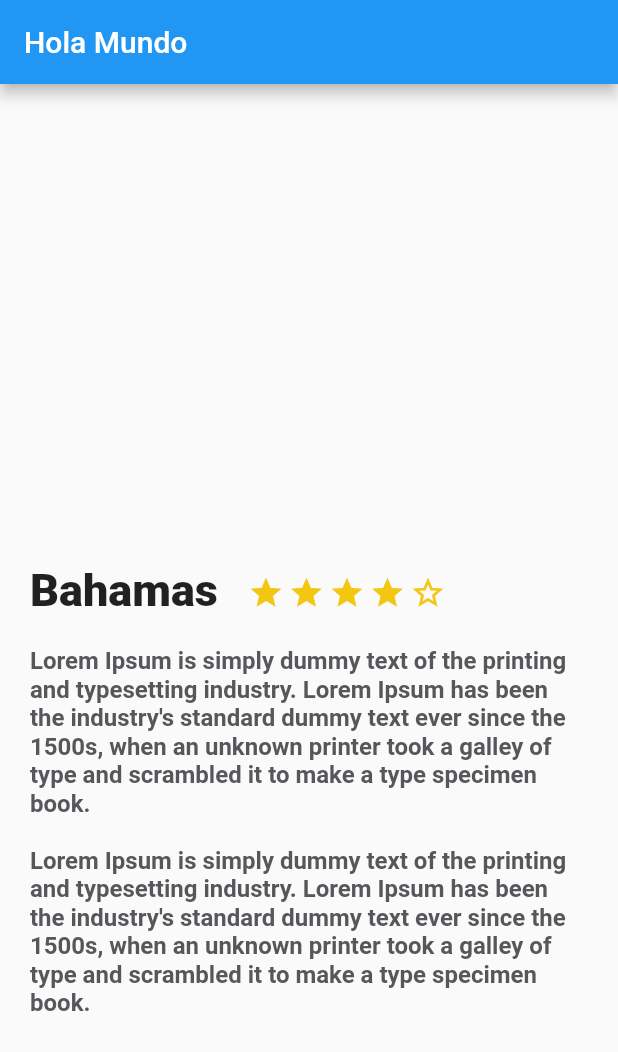
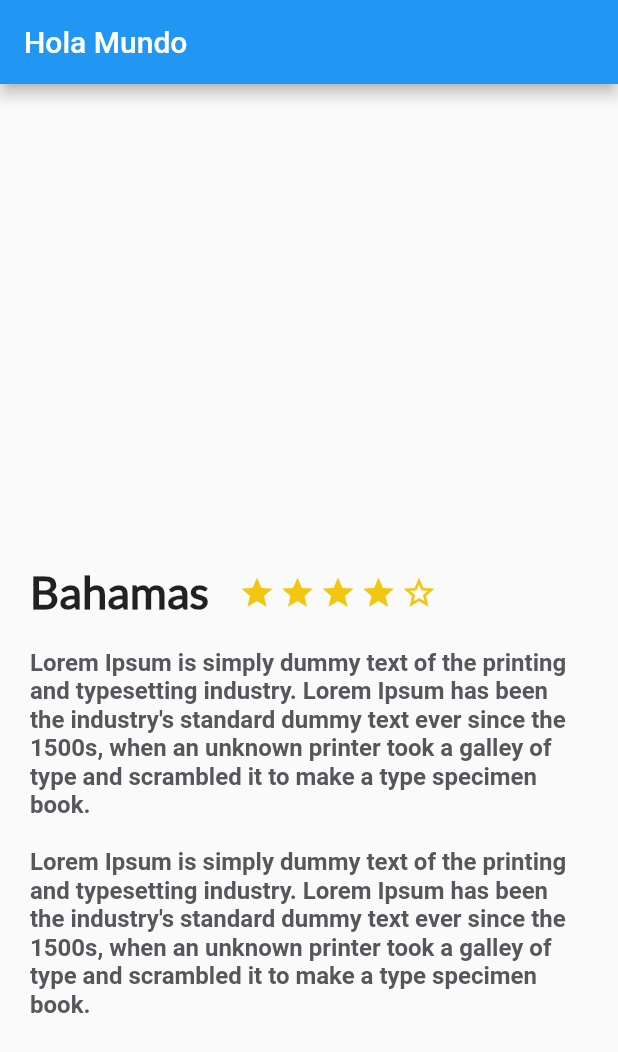
Before and after one commit to mpita/trips_app, a Flutter app: the screen it shows after launch, on a phone screen of 412 x 824 dp. Shown: the top 1052 px of the screen. Run offline on Flutter 3.47's test engine with Material 2 defaults, Android fonts, the phone set to English and light mode, and no system bars.

Commit message:
Tipografías y Google Fonts

```diff
--- a/lib/description_place.dart
+++ b/lib/description_place.dart
@@ -72,6 +72,7 @@ class DescriptionPlace extends StatelessWidget {
           child: Text(
             namePlace,
             style: TextStyle(
+              fontFamily: "Lato",
               fontSize: 30.0,
               fontWeight: FontWeight.w900
             ),
--- a/pubspec.yaml
+++ b/pubspec.yaml
@@ -70,3 +70,7 @@ flutter:
   #
   # For details regarding fonts from package dependencies,
   # see https://flutter.dev/custom-fonts/#from-packages
+  fonts:
+    - family: Lato
+      fonts:
+        - asset: fonts/Lato-Regular.ttf
```
Also changed, not shown: fonts/Lato-Regular.ttf (added).
